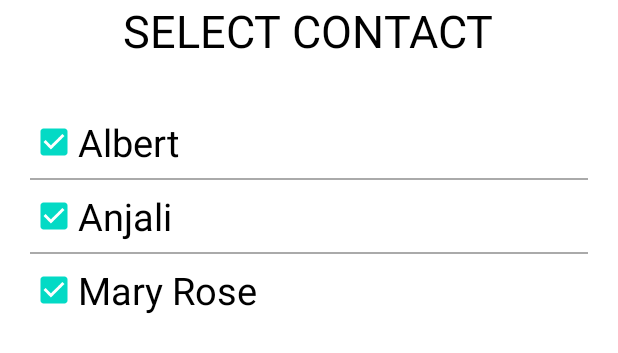
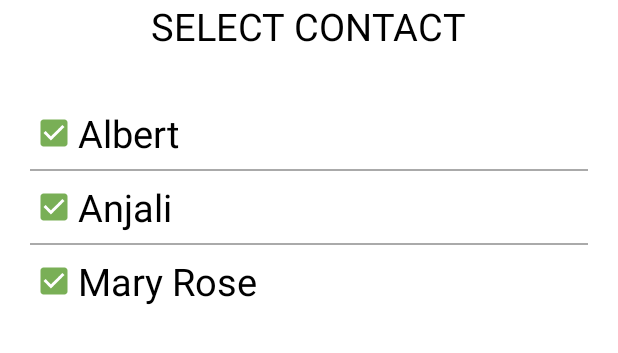
Before and after one commit to XinyuLiu5566/CS465-Project, an Android app: the layout select_contact.xml on its own in the app's theme, with its tools: preview values and no code run, on a phone screen of 412 x 824 dp. Shown: the top 353 px of the screen. Run offline under Robolectric (Android 15) with nearby library versions, the light colour scheme and no system bars.

Commit message:
New Notification UI

```diff
--- a/app/src/main/res/layout/select_contact.xml
+++ b/app/src/main/res/layout/select_contact.xml
@@ -10,7 +10,7 @@
         android:layout_height="wrap_content"
         android:text="SELECT CONTACT"
         android:textColor="@color/black"
-        android:textSize="30sp"
+        android:textSize="25sp"
         android:gravity="center"
         android:layout_gravity="center_horizontal"
         />
@@ -23,7 +23,9 @@
         android:checked="true"
         android:onClick="onCheckboxClicked"
         android:text="@string/contact1"
-        android:textSize="25sp" />
+        android:textSize="25sp"
+        android:buttonTint="#79af56"
+        />
     <View
         android:layout_width="match_parent"
         android:layout_height="1dp"
@@ -36,7 +38,8 @@
         android:checked="true"
         android:onClick="onCheckboxClicked"
         android:text="@string/contact2"
-        android:textSize="25sp" />
+        android:textSize="25sp"
+        android:buttonTint="#79af56"/>
     <View
         android:layout_width="match_parent"
         android:layout_height="1dp"
@@ -49,7 +52,8 @@
         android:checked="true"
         android:onClick="onCheckboxClicked"
         android:text="@string/contact3"
-        android:textSize="25sp" />
+        android:textSize="25sp"
+        android:buttonTint="#79af56"/>
     <!--
     <Button
         android:id="@+id/button_success"
--- a/app/src/main/res/values/colors.xml
+++ b/app/src/main/res/values/colors.xml
@@ -1,8 +1,8 @@
 <?xml version="1.0" encoding="utf-8"?>
 <resources>
-    <color name="purple_200">#FFBB86FC</color>
-    <color name="purple_500">#FF6200EE</color>
-    <color name="purple_700">#FF3700B3</color>
+    <color name="purple_200">#000</color>
+    <color name="purple_500">#000</color>
+    <color name="purple_700">#000</color>
     <color name="teal_200">#FF03DAC5</color>
     <color name="teal_700">#FF018786</color>
     <color name="black">#FF000000</color>
```
